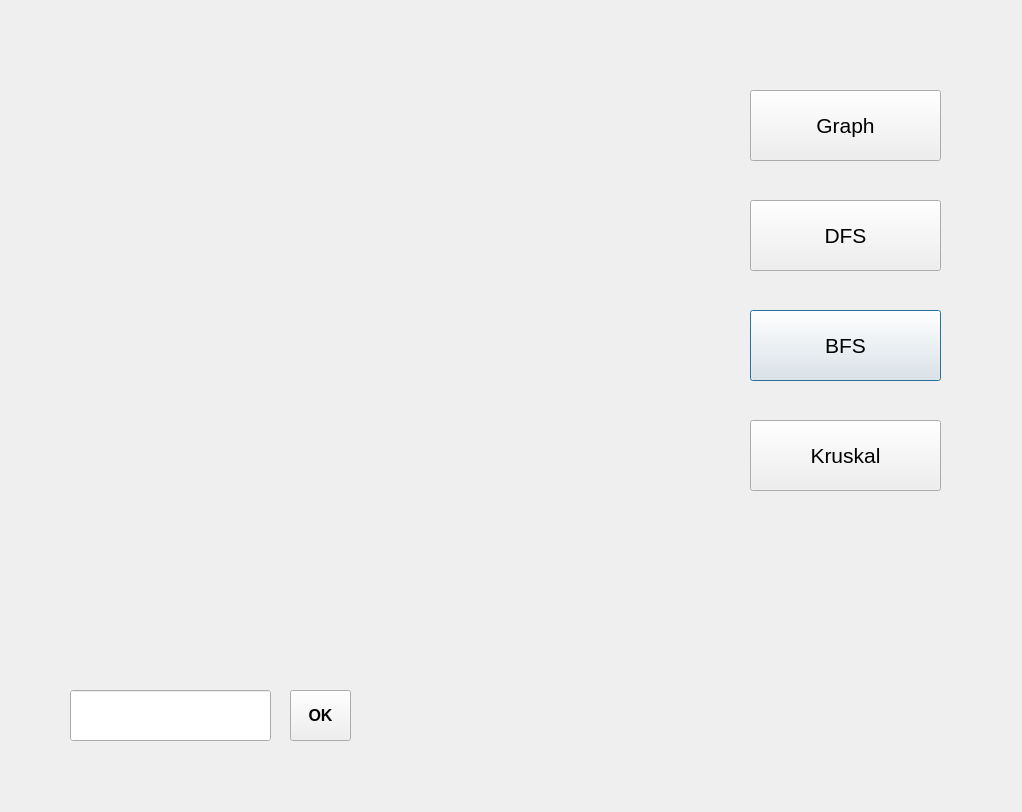
Old version of the form new_interface.ui in the repository Ekats3529/Graph_git.
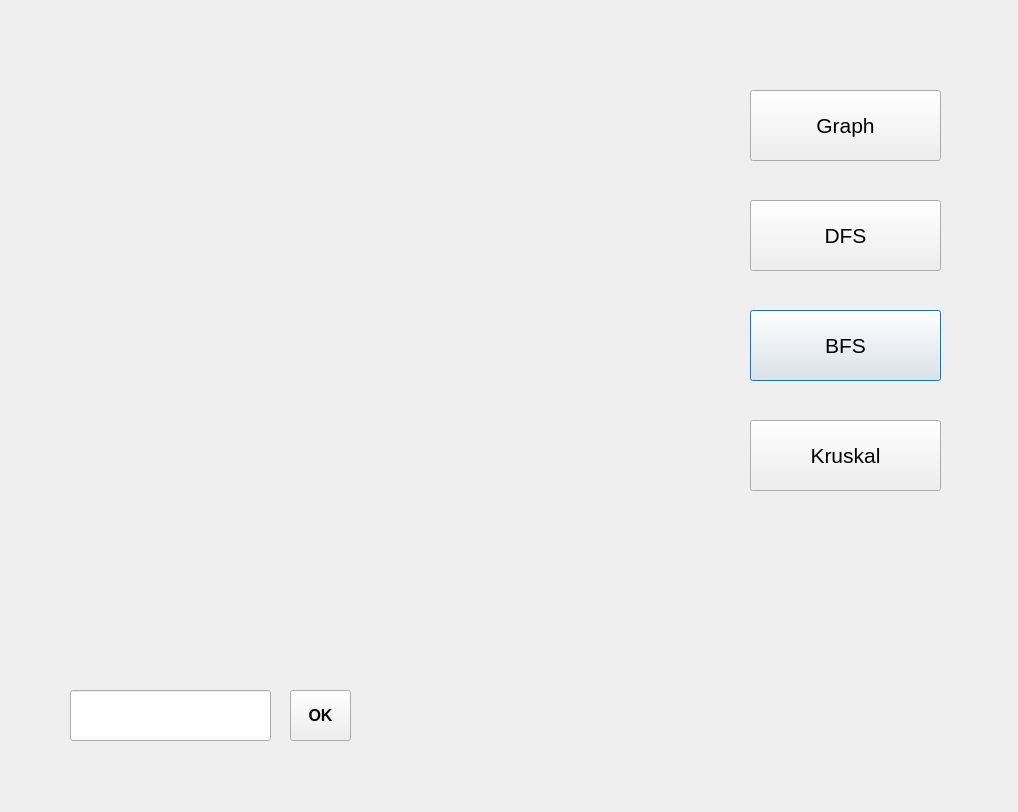
New version of the form.

Patch:
```diff
--- a/new_interface.ui
+++ b/new_interface.ui
@@ -6,10 +6,22 @@
    <rect>
     <x>0</x>
     <y>0</y>
-    <width>1022</width>
+    <width>1018</width>
     <height>812</height>
    </rect>
   </property>
+  <property name="minimumSize">
+   <size>
+    <width>1018</width>
+    <height>812</height>
+   </size>
+  </property>
+  <property name="maximumSize">
+   <size>
+    <width>1018</width>
+    <height>812</height>
+   </size>
+  </property>
   <property name="windowTitle">
    <string>Dialog</string>
   </property>
```
